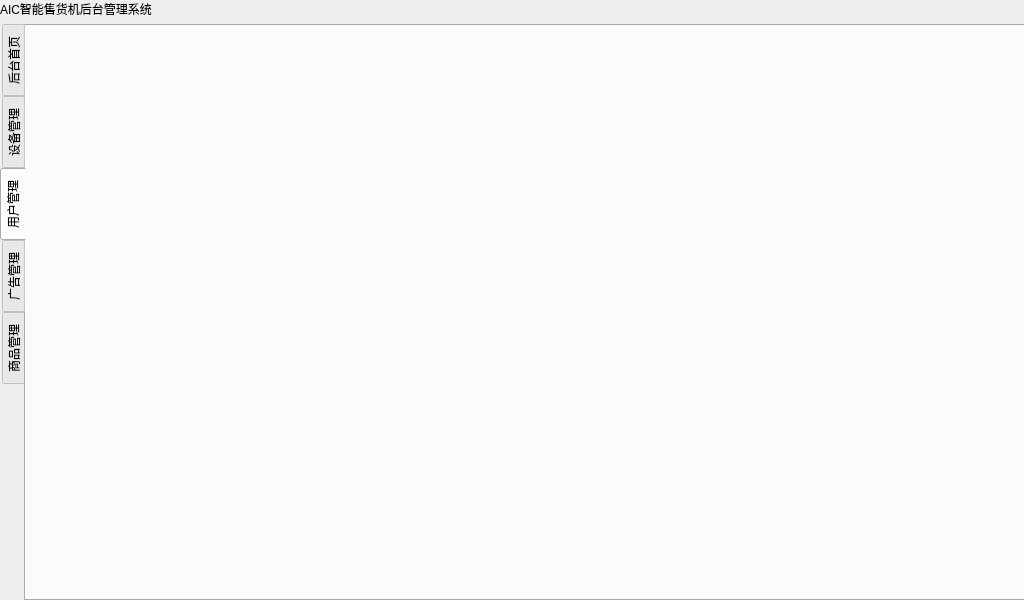
Qt form VendingSystem_server/menu.ui (Nyar-D/VendingSystem) before a commit.
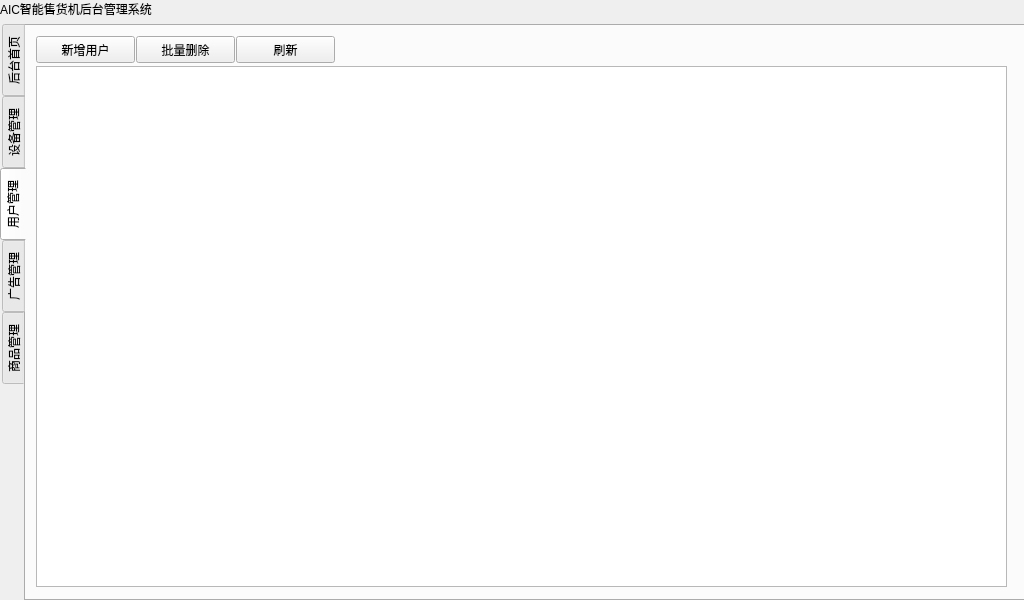
The same form after that commit. The open tabs and pages were chosen to show the change.

Commit message:
“用户管理”中“新增用户”的Ui和部分功能
数据库功能待完善

```diff
--- a/VendingSystem_server/menu.ui
+++ b/VendingSystem_server/menu.ui
@@ -76,6 +76,58 @@
        <attribute name="title">
         <string>用户管理</string>
        </attribute>
+       <widget class="QPushButton" name="newUser_btn">
+        <property name="geometry">
+         <rect>
+          <x>10</x>
+          <y>10</y>
+          <width>99</width>
+          <height>27</height>
+         </rect>
+        </property>
+        <property name="text">
+         <string>新增用户</string>
+        </property>
+       </widget>
+       <widget class="QPushButton" name="batchDelete_btn">
+        <property name="geometry">
+         <rect>
+          <x>110</x>
+          <y>10</y>
+          <width>99</width>
+          <height>27</height>
+         </rect>
+        </property>
+        <property name="text">
+         <string>批量删除</string>
+        </property>
+       </widget>
+       <widget class="QPushButton" name="refresh_btn">
+        <property name="geometry">
+         <rect>
+          <x>210</x>
+          <y>10</y>
+          <width>99</width>
+          <height>27</height>
+         </rect>
+        </property>
+        <property name="text">
+         <string>刷新</string>
+        </property>
+       </widget>
+       <widget class="QTableView" name="user_table">
+        <property name="geometry">
+         <rect>
+          <x>10</x>
+          <y>40</y>
+          <width>971</width>
+          <height>521</height>
+         </rect>
+        </property>
+        <attribute name="verticalHeaderVisible">
+         <bool>false</bool>
+        </attribute>
+       </widget>
       </widget>
       <widget class="QWidget" name="advManager_tab">
        <attribute name="title">
```
Left out of the diff: 4 changed lines with no effect on the pictures. The commit also changes 6 other files.
